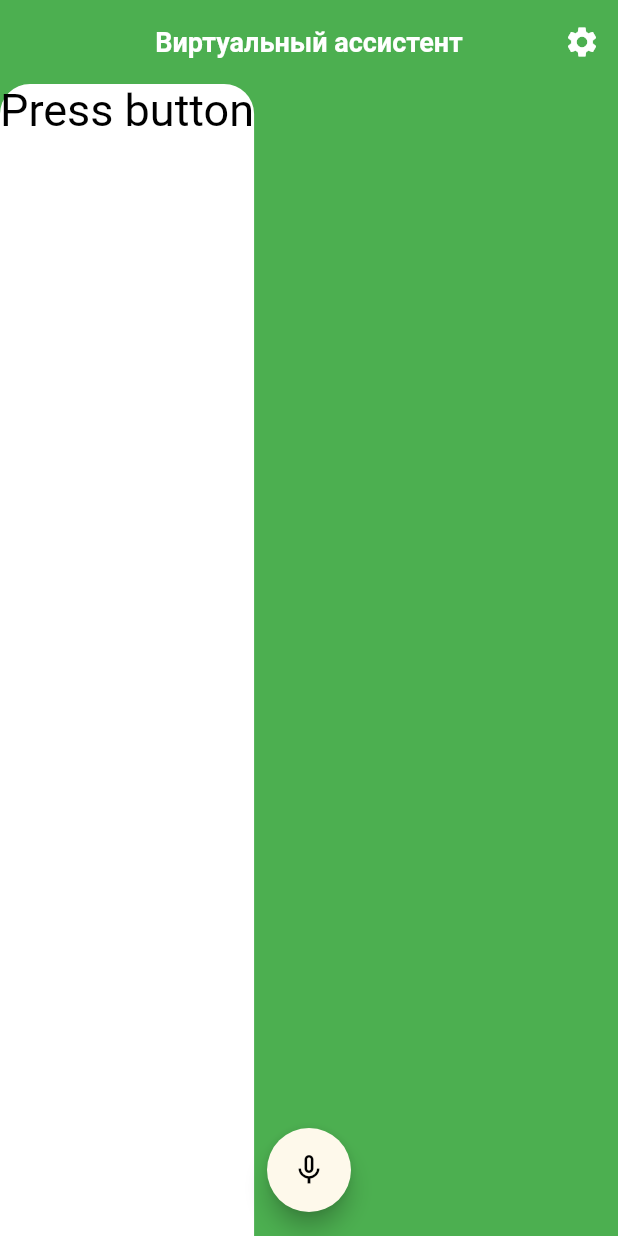
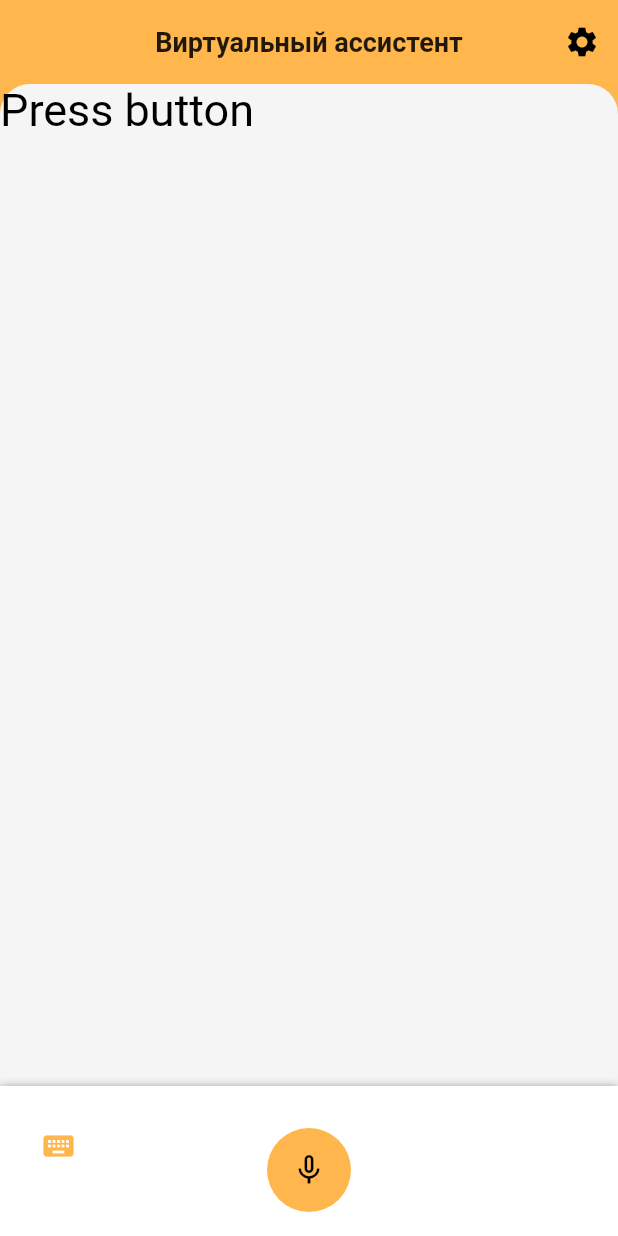
Before and after one commit to alexeytra/va_client, a Flutter app: the screen it shows after launch, on a phone screen of 412 x 824 dp. Run offline on Flutter 3.47's test engine with Material 2 defaults, Android fonts, the phone set to English and light mode, and no system bars; our stand-ins replace speech_to_text.

Commit message:
feat: added bottom panel

```diff
--- a/lib/main.dart
+++ b/lib/main.dart
@@ -13,7 +13,7 @@ class MyApp extends StatelessWidget {
       title: 'Виртуальный ассистент',
       debugShowCheckedModeBanner: false,
       theme: ThemeData(
-        primaryColor: Colors.green,
+        primaryColor: Colors.orange[300],
         accentColor: Color(0xFFFEF9EB),
         visualDensity: VisualDensity.adaptivePlatformDensity,
       ),
--- a/lib/widgets/home_screen.dart
+++ b/lib/widgets/home_screen.dart
@@ -7,15 +7,17 @@ class HomeScreen extends StatefulWidget {
 }
 
 class _HomeScreenState extends State<HomeScreen> {
-
   stt.SpeechToText _speechToText;
   bool _listening = false;
   String _text = 'Press button';
-
+  bool _visibilityFloatingAction = true;
+  bool _visibilityInput = false;
+  List<String> _dialogue;
 
   @override
   void initState() {
     super.initState();
+    _dialogue = ['Привет! Чем могу помочь'];
     _speechToText = stt.SpeechToText();
   }
 
@@ -30,39 +32,108 @@ class _HomeScreenState extends State<HomeScreen> {
         ),
         centerTitle: true,
         elevation: 0,
-        actions: [
-          IconButton(icon: Icon(Icons.settings), onPressed: () {})
-        ],
+        actions: [IconButton(icon: Icon(Icons.settings), onPressed: () {})],
       ),
       floatingActionButtonLocation: FloatingActionButtonLocation.centerFloat,
-      floatingActionButton: FloatingActionButton(
-        onPressed: _listen,
-        child: Icon(_listening ? Icons.mic: Icons.mic_none),
+      floatingActionButton: Visibility(
+        visible: _visibilityFloatingAction,
+        child: FloatingActionButton(
+          elevation: 0,
+          backgroundColor: Theme.of(context).primaryColor,
+          onPressed: _listen,
+          child: Icon(_listening ? Icons.mic : Icons.mic_none),
+        ),
       ),
       body: Column(
         children: [
           Expanded(
             child: Container(
               height: 500.0,
+              width: MediaQuery.of(context).size.width,
               decoration: BoxDecoration(
-                  color: Colors.white,
+                  color: Color.fromRGBO(245, 245, 245, 1),
                   borderRadius: BorderRadius.only(
                     topLeft: Radius.circular(20.0),
                     topRight: Radius.circular(20.0),
                   )),
-              child: Text(_text, style: TextStyle(
-                fontSize: 30,
-                color: Colors.black
-              ),),
+              child: Text(
+                _text,
+                style: TextStyle(fontSize: 30, color: Colors.black),
+              ),
             ),
           ),
+          _buildInputQuestion()
         ],
       ),
     );
   }
 
+  _buildInputQuestion() {
+    return Container(
+      padding: EdgeInsets.only(bottom: 20.0, left: 15.0, right: 15),
+      decoration: BoxDecoration(
+        boxShadow: [BoxShadow(
+            color: Colors.black54,
+            blurRadius: 5.0,
+            offset: Offset(0.0, 1)
+        ),],
+        color: Colors.white,
+      ),
+      height: 100.0,
+      child: _visibilityInput
+          ? Row(
+              mainAxisAlignment: MainAxisAlignment.center,
+              crossAxisAlignment: CrossAxisAlignment.center,
+              children: [
+                IconButton(
+                  icon: Icon(Icons.mic),
+                  onPressed: () {
+                    setState(() {
+                      _visibilityFloatingAction = true;
+                      _visibilityInput = false;
+                    });
+                  },
+                  color: Theme.of(context).primaryColor,
+                ),
+                Expanded(
+                    child: TextField(
+                  decoration: InputDecoration(hintText: 'Введите вопрос'),
+                )),
+                IconButton(
+                  icon: Icon(Icons.send),
+                  onPressed: () {},
+                  color: Theme.of(context).primaryColor,
+                )
+              ],
+            )
+          : Row(
+              children: [
+                Visibility(
+                  visible: !_listening,
+                  child: IconButton(
+                    icon: Icon(Icons.keyboard),
+                    onPressed: () {
+                      setState(() {
+                        _visibilityInput = true;
+                        _visibilityFloatingAction = false;
+                      });
+                    },
+                    color: Theme.of(context).primaryColor,
+                  ),
+                ),
+              ],
+            ),
+    );
+  }
+
   void _listen() async {
-    print('pressed');
+    if (_listening) {
+      setState(() {
+        _listening = false;
+        _speechToText.stop();
+      });
+      return;
+    }
     if (!_listening) {
       bool available = await _speechToText.initialize(
         onStatus: (val) => print('onStatus $val'),
```
